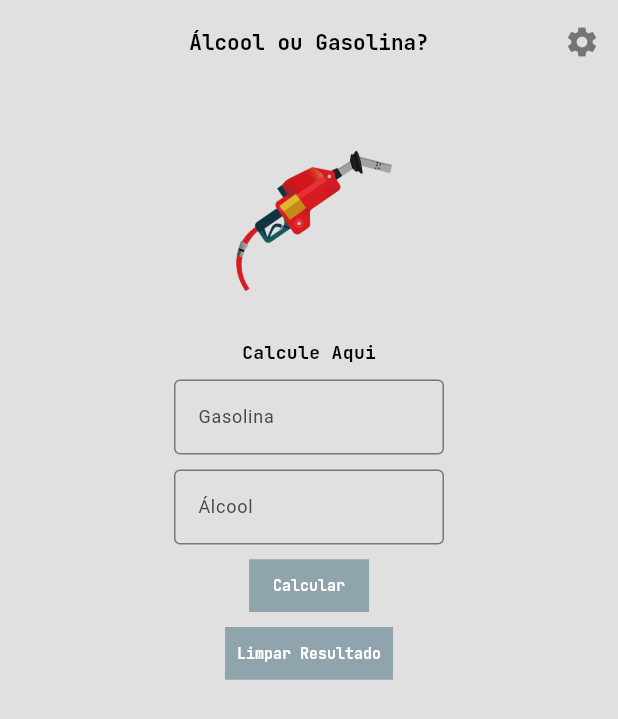
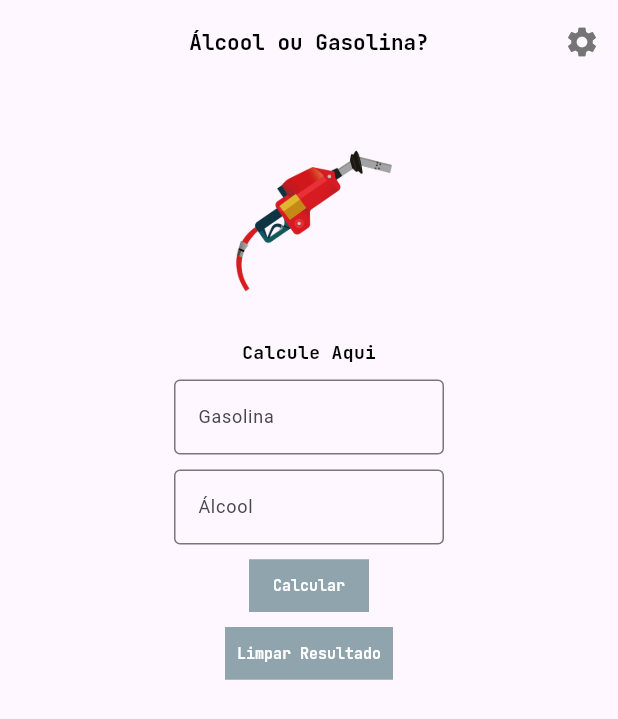
Before and after one commit to Victor-Zarzar/alcool_ou_gasolina, a Flutter app: the HomePage screen opened directly, after a tap on the "settings" icon, after a tap on the "arrow back" icon, on a phone screen of 412 x 824 dp. Shown: the top 719 px of the screen. Run offline on Flutter 3.47's test engine with Material 3 defaults, Android fonts, the phone set to English and light mode, and no system bars; drawn by our look-alikes of getwidget; our stand-ins replace google_fonts, shared_preferences; accounts and stored records are empty.

Commit message:
Refactor apptheme and home page and intropagfe

```diff
--- a/lib/components/AppTheme/app_theme.dart
+++ b/lib/components/AppTheme/app_theme.dart
@@ -4,6 +4,8 @@ class AppTheme {
   AppTheme._();
 
   static Color get primaryColor => const Color(0xFFE0E0E0);
+
+  static Color get secondaryColor => const Color(0xFFFFF);
 
 }
 
--- a/lib/components/DarkTheme/darktheme_provider_app.dart
+++ b/lib/components/DarkTheme/darktheme_provider_app.dart
@@ -10,6 +10,7 @@ class UiProvider extends ChangeNotifier {
   final darkTheme = ThemeData(
     primaryColor: Colors.black12,
     brightness: Brightness.dark,
+    scaffoldBackgroundColor: Colors.grey.shade600,
     primaryColorDark: Colors.black12,
   );
 
--- a/lib/components/Drawer/drawer_app.dart
+++ b/lib/components/Drawer/drawer_app.dart
@@ -1,5 +1,6 @@
 import 'package:alcool_ou_gasolina/components/AppTheme/app_theme.dart';
 import 'package:flutter/material.dart';
+import 'package:getwidget/getwidget.dart';
 import 'package:provider/provider.dart';
 import '../DarkTheme/darktheme_provider_app.dart';
 
@@ -19,26 +20,45 @@ class _DrawerComponentState extends State<DrawerComponent> {
           width: MediaQuery.of(context).size.width,
           child: Drawer(
             child: Container(
-              color: AppTheme.primaryColor,
+              color: notifier.isDark
+                  ? AppTheme.secondaryColor
+                  : AppTheme.primaryColor,
               child: ListView(
                 padding: EdgeInsets.zero,
                 children: <Widget>[
                   DrawerHeader(
-                    decoration: BoxDecoration(
-                      color: AppTheme.primaryColor,
-                    ),
+                    decoration: const BoxDecoration(),
                     child: Row(
+                      mainAxisAlignment: MainAxisAlignment.spaceBetween,
                       children: [
                         IconButton(
-                            onPressed: () {
-                              Navigator.pop(context);
-                            },
-                            icon: Icon(
-                              Icons.arrow_back,
-                            ))
+                          onPressed: () {
+                            Navigator.pop(context);
+                          },
+                          icon: const Icon(
+                            Icons.arrow_back,
+                          ),
+                        ),
+                        GFAvatar(
+                          backgroundColor: notifier.isDark
+                              ? AppTheme.secondaryColor
+                              : AppTheme.primaryColor,
+                          radius: 80.0,
+                          backgroundImage: AssetImage(
+                            "assets/gasoline.png",
+                          ),
+                        ),
                       ],
                     ),
                   ),
+                  ListTile(
+                    trailing: Switch(
+                      activeColor: Colors.black,
+                      inactiveTrackColor: Colors.white,
+                      value: notifier.isDark,
+                      onChanged: (value) => notifier.changeTheme(),
+                    ),
+                  )
                 ],
               ),
             ),
--- a/lib/pages/HomePage/home_page.dart
+++ b/lib/pages/HomePage/home_page.dart
@@ -84,11 +84,9 @@ class _HomePageState extends State<HomePage> {
     return Consumer<UiProvider>(
       builder: (context, notifier, child) {
         return Scaffold(
-          backgroundColor: notifier.isDark ? AppTheme.primaryColor : AppTheme.primaryColor,
           appBar: GFAppBar(
             automaticallyImplyLeading: false,
             centerTitle: true,
-            backgroundColor: AppTheme.primaryColor,
             title: Text(
               'Álcool ou Gasolina?',
               style: GoogleFonts.jetBrainsMono(
--- a/lib/pages/IntroPage/intro_page.dart
+++ b/lib/pages/IntroPage/intro_page.dart
@@ -28,14 +28,12 @@ class _IntroPageState extends State<IntroPage> {
     double myHeight = MediaQuery.of(context).size.height;
     double myWidth = MediaQuery.of(context).size.width;
     return Scaffold(
-      backgroundColor: AppTheme.primaryColor,
       body: SingleChildScrollView(
         child: SizedBox(
           height: myHeight,
           width: myWidth,
           child: SafeArea(
             child: GFIntroScreen(
-              color: AppTheme.primaryColor,
               slides: slides(),
               pageController: _pageController,
               currentIndex: initialPage,
@@ -90,7 +88,6 @@ class _IntroPageState extends State<IntroPage> {
         width: 250,
         child: GFImageOverlay(
           padding: const EdgeInsets.all(10),
-          color: AppTheme.primaryColor,
           image: const AssetImage('assets/gasoline.png'),
           boxFit: BoxFit.contain,
           colorFilter: ColorFilter.mode(
```
